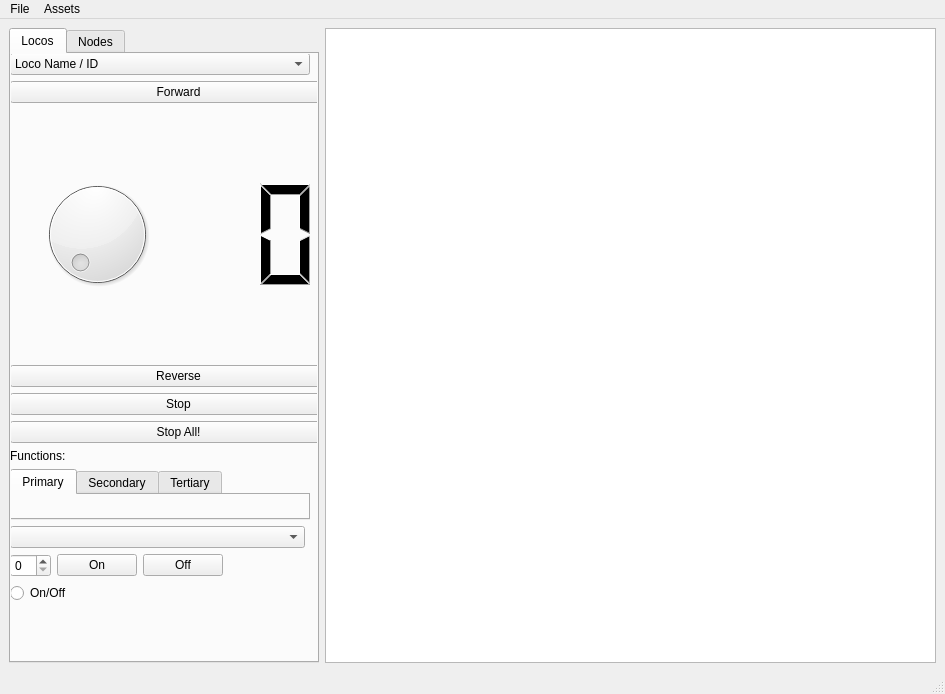
Above: mainwindow.ui from penguintutor/pyvlcb before the change. Below: the same form after it.
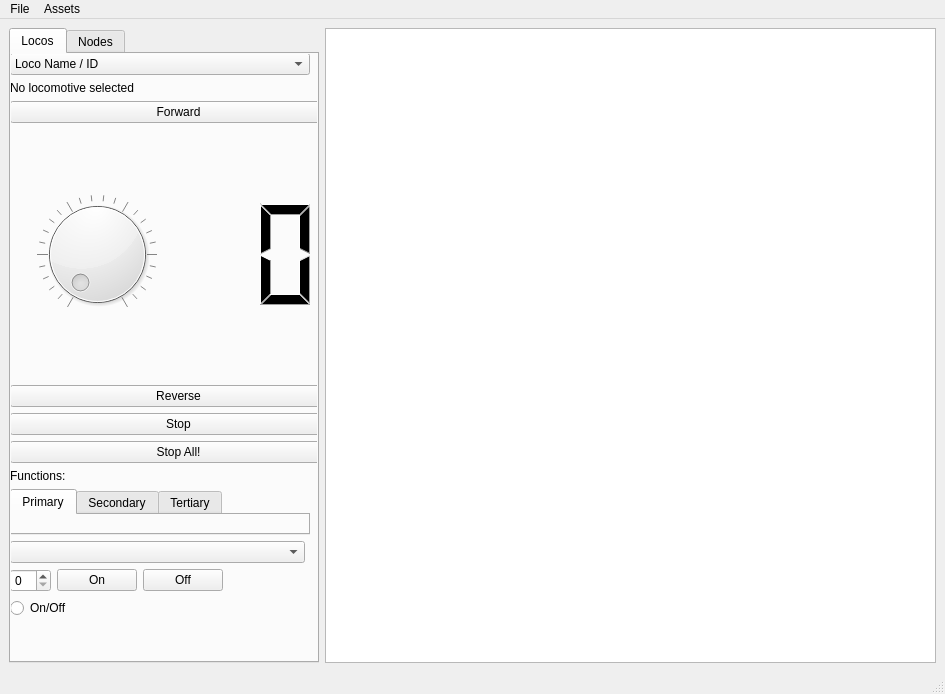
That is the form after the change.

Commit message: Add ability to allocate a loco

```diff
--- a/mainwindow.ui
+++ b/mainwindow.ui
@@ -50,7 +50,7 @@
             <x>-1</x>
             <y>-1</y>
             <width>337</width>
-            <height>601</height>
+            <height>610</height>
            </rect>
           </property>
           <layout class="QVBoxLayout" name="verticalLayout_2">
@@ -81,6 +81,19 @@
              </item>
             </widget>
            </item>
+           <item>
+            <widget class="QLabel" name="locoStatusLabel">
+             <property name="maximumSize">
+              <size>
+               <width>300</width>
+               <height>16777215</height>
+              </size>
+             </property>
+             <property name="text">
+              <string>No locomotive selected</string>
+             </property>
+            </widget>
+           </item>
            <item>
             <widget class="QPushButton" name="locoForwardButton">
              <property name="text">
@@ -104,6 +117,15 @@
                  <height>16777215</height>
                 </size>
                </property>
+               <property name="tracking">
+                <bool>false</bool>
+               </property>
+               <property name="wrapping">
+                <bool>false</bool>
+               </property>
+               <property name="notchesVisible">
+                <bool>true</bool>
+               </property>
               </widget>
              </item>
              <item>
```
The commit also changes 5 other files.
